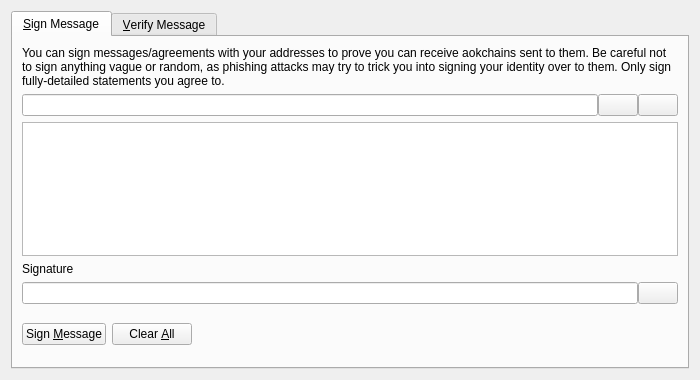
Above: src/qt/forms/signverifymessagedialog.ui from AokChain/AokChain before the change. Below: the same form after it.
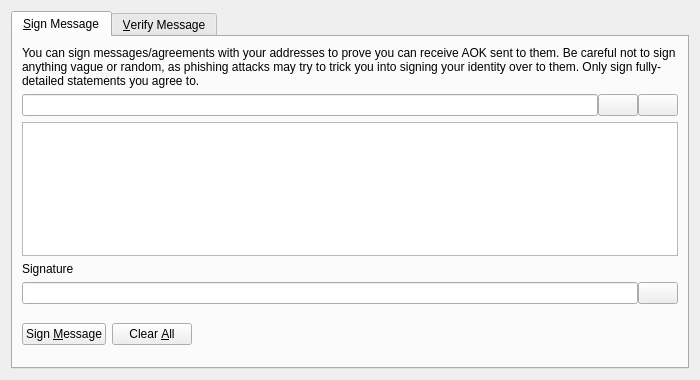
That is the form after the change. Icons and pictures are not drawn. Custom widgets are drawn as their Qt base class.

The edit to the form file:
```diff
--- a/src/qt/forms/signverifymessagedialog.ui
+++ b/src/qt/forms/signverifymessagedialog.ui
@@ -30,7 +30,7 @@
        <item>
         <widget class="QLabel" name="infoLabel_SM">
          <property name="text">
-          <string>You can sign messages/agreements with your addresses to prove you can receive aokchains sent to them. Be careful not to sign anything vague or random, as phishing attacks may try to trick you into signing your identity over to them. Only sign fully-detailed statements you agree to.</string>
+          <string>You can sign messages/agreements with your addresses to prove you can receive AOK sent to them. Be careful not to sign anything vague or random, as phishing attacks may try to trick you into signing your identity over to them. Only sign fully-detailed statements you agree to.</string>
          </property>
          <property name="textFormat">
           <enum>Qt::PlainText</enum>
```
